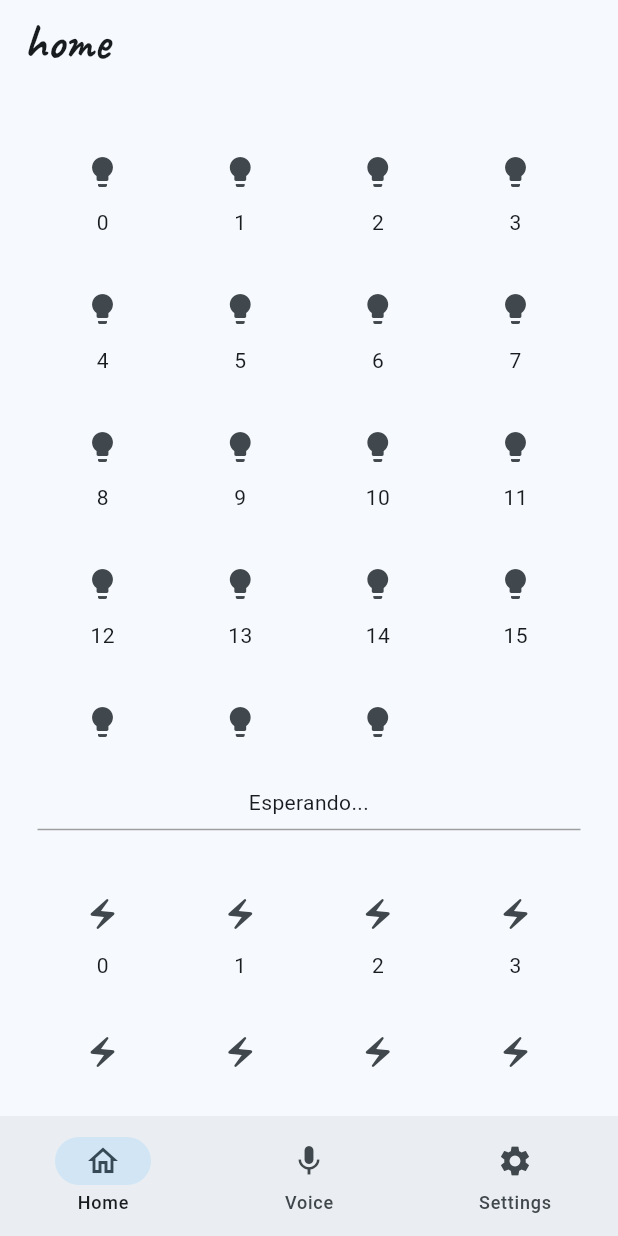
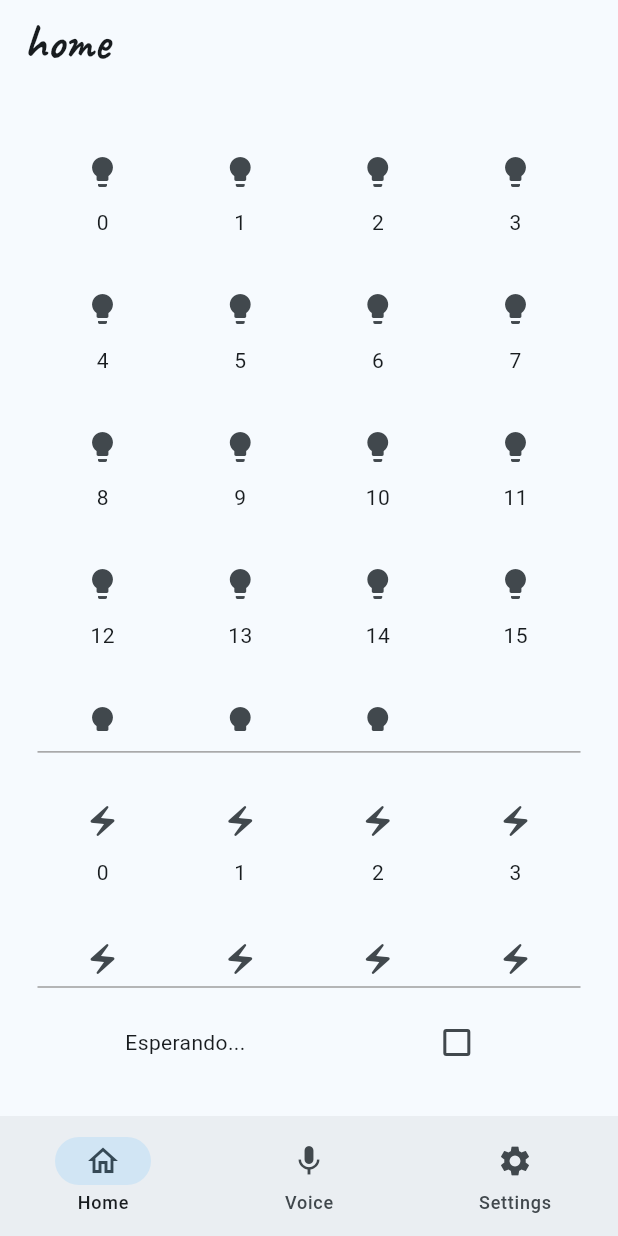
Before and after one commit to VenturaGZAAA/enlatadora_web, a Flutter app: the screen it shows after launch, after a tap on the "electric bolt" icon, on a phone screen of 412 x 824 dp. Run offline on Flutter 3.47's test engine with Material 3 defaults, Android fonts, the light colour scheme and no system bars; our stand-ins replace flutter_riverpod, google_fonts; missing offline and left inert: dart:html, mqtt_client, record.

Commit message:
Moved machine IO and state management logic to HomePage. Updated VisualizeIOPage to receive IO state as parameters. Added resume keywords to voice recorder. Updated rsync flags in deploy script.

```diff
--- a/lib/screens/home_page.dart
+++ b/lib/screens/home_page.dart
@@ -1,4 +1,5 @@
 import 'dart:convert';
+import 'dart:developer';
 
 import 'package:enlatadora_web/models/wifi_data.dart';
 import 'package:enlatadora_web/providers/mqtt_riverpod.dart';
@@ -27,6 +28,18 @@ class HomeScreen extends MqttThingScreen {
 
 class _HomePageState extends MqttThingScreenState<HomeScreen> {
   static const String wifiStateTopic = "config/wifi/state";
+
+  static const numOutputs = 19;
+  static const numInputs = 8;
+  static const String machineStateTopic = "machine/state/read";
+  static const String outputsReadTopic = "machine/IO/outputs/read";
+  static const String inputsReadTopic = "machine/IO/inputs/read";
+
+  final List<bool> outputs = List.filled(numOutputs, false);
+  final List<bool> inputs = List.filled(numInputs, false);
+  String _stage = "Esperando...";
+  bool authorizedSystem = false;
+
   bool _wifiUpdated = false;
   WiFiState? _wiFiState;
 
@@ -67,22 +80,63 @@ class _HomePageState extends MqttThingScreenState<HomeScreen> {
     mqttNotifier.subscribe(voiceTranscriptionsTopic, addTranscription);
   }
 
-  @override
-  void initState() {
-    super.initState();
-  }
 
   @override
   void subscribeToTopics() {
     mate();
+
+    mqttNotifier.subscribe(machineStateTopic, (payload) {
+      final state = jsonDecode(payload) as Map<String, dynamic>;
+      final stage = state["stage"];
+      if (stage is String) {
+        setState(() => _stage = stage);
+      }
+      final authorized = state["authorizedSystem"];
+      if (authorized is bool) {
+        authorizedSystem = authorized;
+      }
+    });
+
+    mqttNotifier.subscribe(outputsReadTopic, (payload) {
+      final state = jsonDecode(payload) as Map<String, dynamic>;
+      if (state.length != numOutputs) {
+        log("Outputs length does not match");
+      }
+
+      for (int x = 0; x < numOutputs; x++) {
+        final value = state["Q$x"];
+        if (value is bool) {
+          setState(() => outputs[x] = value);
+        } else {
+          log("Missing or invalid value for Q$x");
+        }
+      }
+    });
+
+    mqttNotifier.subscribe(inputsReadTopic, (payload) {
+      final state = jsonDecode(payload) as Map<String, dynamic>;
+      if (state.length != numInputs) {
+        log("Inputs length does not match");
+      }
+
+      for (int x = 0; x < numInputs; x++) {
+        final value = state["I$x"];
+        if (value is bool) {
+          setState(() => inputs[x] = value);
+        } else {
+          log("Missing or invalid value for I$x");
+        }
+      }
+    });
   }
 
   @override
   void unsubscribeToTopics() {
     mqttNotifier.unsubscribe(wifiStateTopic);
+    mqttNotifier.unsubscribe(machineStateTopic);
+    mqttNotifier.unsubscribe(outputsReadTopic);
+    mqttNotifier.unsubscribe(inputsReadTopic);
   }
-
-
 
   @override
   void dispose() {
@@ -159,7 +213,12 @@ class _HomePageState extends MqttThingScreenState<HomeScreen> {
   }
 
   Widget _dashboardBody() {
-    return VisualizeIOPage();
+    return VisualizeIOPage(
+      stage: _stage,
+      authorizedSystem: authorizedSystem,
+      outputs: outputs,
+      inputs: inputs,
+    );
   }
 
   Widget _recorder() {
--- a/lib/screens/visualize_io_page.dart
+++ b/lib/screens/visualize_io_page.dart
@@ -1,11 +1,21 @@
 import 'dart:convert';
-import 'dart:developer';
 
 import 'package:enlatadora_web/screens/mqtt_thing_screen.dart';
 import 'package:flutter/material.dart';
 
 class VisualizeIOPage extends MqttThingScreen {
-  const VisualizeIOPage({super.key}) : super(rootTopico: "");
+  const VisualizeIOPage({
+    required this.stage,
+    required this.authorizedSystem,
+    required this.outputs,
+    required this.inputs,
+    super.key,
+  }) : super(rootTopico: "");
+
+  final List<bool> outputs;
+  final List<bool> inputs;
+  final String stage;
+  final bool authorizedSystem;
 
   @override
   MqttThingScreenState<MqttThingScreen> createState() {
@@ -14,63 +24,13 @@ class VisualizeIOPage extends MqttThingScreen {
 }
 
 class _CanTestPageState extends MqttThingScreenState<VisualizeIOPage> {
-  static const numOutputs = 19;
-  static const numInputs = 8;
   static const _maxItemWith = 100.0;
 
-  final List<bool> outputs = List.filled(numOutputs, false);
-  final List<bool> inputs = List.filled(numInputs, false);
-  String _stage = "Esperando...";
+  @override
+  void subscribeToTopics() {}
 
   @override
-  void subscribeToTopics() {
-    mqttNotifier.subscribe("machine/state/read", (payload) {
-      final state = jsonDecode(payload) as Map<String, dynamic>;
-      final stage = state["stage"];
-      if (stage is String) {
-        setState(() => _stage = stage);
-      }
-    });
-
-    mqttNotifier.subscribe("machine/IO/outputs/read", (payload) {
-      final state = jsonDecode(payload) as Map<String, dynamic>;
-      if (state.length != numOutputs) {
-        log("Outputs length does not match");
-      }
-
-      for (int x = 0; x < numOutputs; x++) {
-        final value = state["Q$x"];
-        if (value is bool) {
-          setState(() => outputs[x] = value);
-        } else {
-          log("Missing or invalid value for Q$x");
-        }
-      }
-    });
-
-    mqttNotifier.subscribe("machine/IO/inputs/read", (payload) {
-      final state = jsonDecode(payload) as Map<String, dynamic>;
-      if (state.length != numInputs) {
-        log("Inputs length does not match");
-      }
-
-      for (int x = 0; x < numInputs; x++) {
-        final value = state["I$x"];
-        if (value is bool) {
-          setState(() => inputs[x] = value);
-        } else {
-          log("Missing or invalid value for I$x");
-        }
-      }
-    });
-  }
-
-  @override
-  void unsubscribeToTopics() {
-    mqttNotifier.unsubscribe("machine/state/read");
-    mqttNotifier.unsubscribe("machine/IO/outputs/read");
-    mqttNotifier.unsubscribe("machine/IO/inputs/read");
-  }
+  void unsubscribeToTopics() {}
 
   @override
   Widget buildBody(BuildContext context) {
@@ -79,11 +39,19 @@ class _CanTestPageState extends MqttThingScreenState<VisualizeIOPage> {
       crossAxisAlignment: CrossAxisAlignment.stretch,
       children: [
         Expanded(flex: 3, child: _outputsView()),
-        const SizedBox(height: 15),
-        Text(_stage, textAlign: TextAlign.center),
+        const SizedBox(height: 5),
         const Divider(color: Colors.grey),
-        const SizedBox(height: 15),
+        const SizedBox(height: 5),
         Expanded(flex: 1, child: _inputsView()),
+        const Divider(color: Colors.grey),
+        const SizedBox(height: 5),
+        Row(
+          mainAxisAlignment: MainAxisAlignment.spaceAround,
+          children: [
+            Text(widget.stage, textAlign: TextAlign.center),
+            Checkbox(value: widget.authorizedSystem, onChanged: (_) {}),
+          ],
+        ),
       ],
     );
   }
@@ -96,7 +64,7 @@ class _CanTestPageState extends MqttThingScreenState<VisualizeIOPage> {
         mainAxisSpacing: 5,
         childAspectRatio: 1,
       ),
-      itemCount: numOutputs,
+      itemCount: widget.outputs.length,
       itemBuilder: (context, index) => Card.outlined(
         shape: RoundedRectangleBorder(borderRadius: BorderRadius.circular(20)),
         child: Column(
@@ -105,7 +73,7 @@ class _CanTestPageState extends MqttThingScreenState<VisualizeIOPage> {
           children: [
             IconButton(
               onPressed: () {
-                Map<String, bool> input = {"Q$index": !outputs[index]};
+                Map<String, bool> input = {"Q$index": !widget.outputs[index]};
                 mqttNotifier.publish(
                   "machine/IO/outputs/write",
                   jsonEncode(input),
@@ -113,7 +81,7 @@ class _CanTestPageState extends MqttThingScreenState<VisualizeIOPage> {
               },
               icon: Icon(
                 Icons.lightbulb,
-                color: outputs[index] ? Colors.yellow : null,
+                color: widget.outputs[index] ? Colors.yellow : null,
               ),
             ),
             Text("$index"),
@@ -131,7 +99,7 @@ class _CanTestPageState extends MqttThingScreenState<VisualizeIOPage> {
         mainAxisSpacing: 5,
         childAspectRatio: 1,
       ),
-      itemCount: numInputs,
+      itemCount: widget.inputs.length,
       itemBuilder: (context, index) => Card.outlined(
         shape: RoundedRectangleBorder(borderRadius: BorderRadius.circular(20)),
         child: Column(
@@ -139,16 +107,10 @@ class _CanTestPageState extends MqttThingScreenState<VisualizeIOPage> {
           mainAxisAlignment: MainAxisAlignment.center,
           children: [
             IconButton(
-              onPressed: () {
-                Map<String, bool> input = {"I$index": !inputs[index]};
-                mqttNotifier.publish(
-                  "machine/IO/inputs/write",
-                  jsonEncode(input),
-                );
-              },
+              onPressed: () {},
               icon: Icon(
                 Icons.electric_bolt,
-                color: inputs[index] ? Colors.yellow : null,
+                color: widget.inputs[index] ? Colors.yellow : null,
               ),
             ),
             Text("$index"),
```
Also changed, not shown: lib/screens/voice_recorder_screen.dart (+6 -5 lines), 1 other file.
